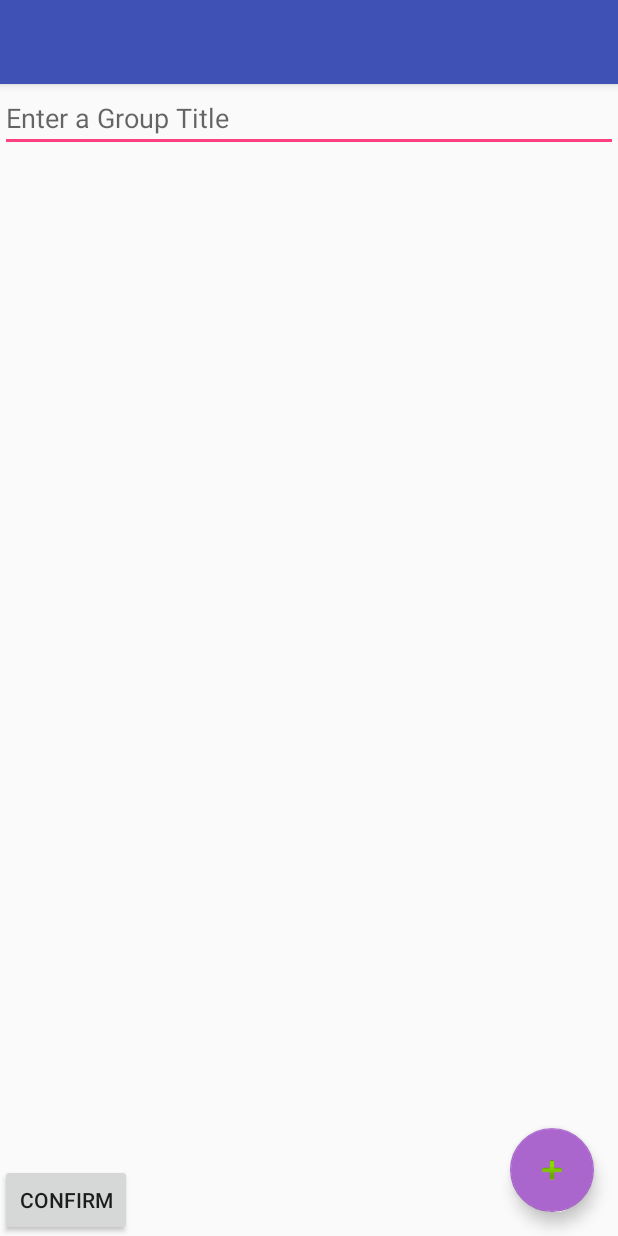
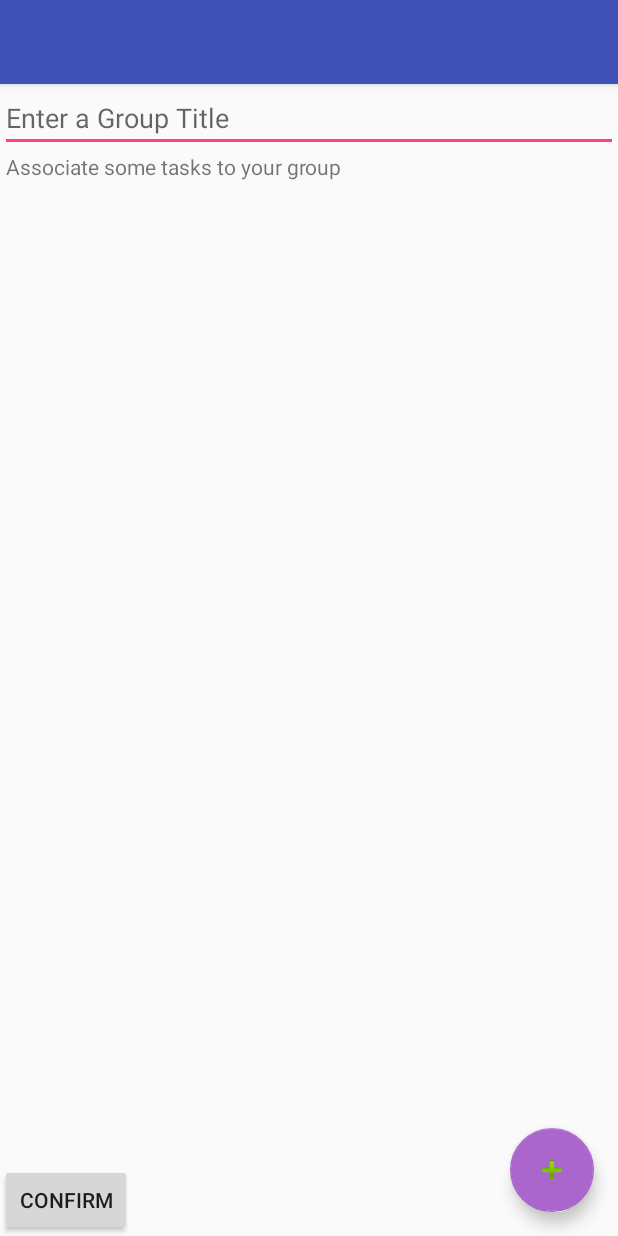
Before and after one commit to misterbee180/Test-Task, an Android app: the Details_Group screen opened directly, with no data from a screen before it, after a tap on "CONFIRM", on a phone screen of 412 x 824 dp. Run offline under Robolectric (Android 15) with nearby library versions, the phone set to English and light mode, and no system bars.

Commit message:
Added Text to Group and Fixed Confirm on Other Controls

```diff
--- a/TestTask/app/src/main/java/com/deviousindustries/testtask/Details_Group.java
+++ b/TestTask/app/src/main/java/com/deviousindustries/testtask/Details_Group.java
@@ -64,12 +64,15 @@ public class Details_Group extends AppCompatActivity {
     private void setupInitialVisibility() {
         //New Event Add - Force adding the event before the ability to add tasks is available
         if (mlngGroupId == -1){
+            findViewById(R.id.txtGroupAddReq).setVisibility(View.GONE);
             fab.setVisibility(View.GONE);
-            findViewById(R.id.lsvGroupTaskList).setVisibility(View.GONE);
         } else {
-            //No Tasks Associated with Event
             fab.setVisibility(View.VISIBLE);
-            findViewById(R.id.lsvGroupTaskList).setVisibility(View.VISIBLE);
+            if(mGroupTask.mArrayList.size() == 0){
+                findViewById(R.id.txtGroupAddReq).setVisibility(View.VISIBLE);
+            } else {
+                findViewById(R.id.txtGroupAddReq).setVisibility(View.GONE);
+            }
         }
     }
 
--- a/TestTask/app/src/main/res/layout/content_task_event.xml
+++ b/TestTask/app/src/main/res/layout/content_task_event.xml
@@ -36,6 +36,8 @@
         android:id="@+id/txtEventAddReq"
         android:layout_width="wrap_content"
         android:layout_height="wrap_content"
+        android:layout_weight="1"
+        android:layout_gravity="top"
         android:text="@string/EventAddTask"
         app:layout_constraintLeft_toLeftOf="parent"
         app:layout_constraintTop_toBottomOf="@+id/txbEventDesc" />
@@ -55,7 +57,8 @@
         android:layout_marginLeft="8dp"
         android:layout_marginBottom="8dp"
         android:onClick="confirmEventCreation"
+        android:layout_gravity="left"
         android:text="@string/Button_Confirm"
-        app:layout_constraintTop_toBottomOf="@+id/lsvEventTaskList"
+        app:layout_constraintBottom_toBottomOf="parent"
         app:layout_constraintLeft_toLeftOf="parent" />
 </LinearLayout>
--- a/TestTask/app/src/main/res/layout/content_task_group.xml
+++ b/TestTask/app/src/main/res/layout/content_task_group.xml
@@ -17,6 +17,17 @@
         android:hint="@string/TextBox_GroupTitle"
         app:layout_constraintTop_toTopOf="parent" android:inputType=""/>
 
+    <TextView
+        android:id="@+id/txtGroupAddReq"
+        android:layout_width="wrap_content"
+        android:layout_height="wrap_content"
+        android:layout_marginLeft="4dp"
+        android:text="@string/txtGroupAddReq"
+        android:layout_gravity="top"
+        android:layout_weight="1"
+        app:layout_constraintLeft_toLeftOf="parent"
+        app:layout_constraintTop_toBottomOf="@+id/txbGroupTitle" />
+
     <ListView
         android:id="@+id/lsvGroupTaskList"
         android:layout_width="match_parent"
@@ -32,8 +43,7 @@
         android:layout_height="wrap_content"
         android:onClick="ceaseGroupCreation"
         android:text="@string/Button_Confirm"
-        android:layout_gravity="bottom"
-        app:layout_constraintStart_toStartOf="parent"
-        app:layout_constraintTop_toBottomOf="@+id/lsvGroupTaskList" />
+        app:layout_constraintLeft_toLeftOf="parent"
+        app:layout_constraintBottom_toBottomOf="parent" />
 
 </LinearLayout>
--- a/TestTask/app/src/main/res/layout/content_task_longterm.xml
+++ b/TestTask/app/src/main/res/layout/content_task_longterm.xml
@@ -35,7 +35,10 @@
         android:id="@+id/txtLongTermAddReq"
         android:layout_width="wrap_content"
         android:layout_height="wrap_content"
+        android:layout_marginLeft="8dp"
         android:text="@string/LongTermAddTask"
+        android:layout_gravity="top"
+        android:layout_weight="1"
         app:layout_constraintLeft_toLeftOf="parent"
         app:layout_constraintTop_toBottomOf="@+id/txbLongTermDesc" />
 
@@ -43,6 +46,7 @@
         android:id="@+id/txtLongTermUnc"
         android:layout_width="match_parent"
         android:layout_height="wrap_content"
+        android:layout_marginLeft="4dp"
         android:text="@string/Uncomplete" />
 
     <ListView
@@ -57,6 +61,7 @@
         android:id="@+id/txtLongTermCmp"
         android:layout_width="match_parent"
         android:layout_height="wrap_content"
+        android:layout_marginLeft="4dp"
         android:text="@string/Complete" />
 
     <ListView
--- a/TestTask/app/src/main/res/values/strings.xml
+++ b/TestTask/app/src/main/res/values/strings.xml
@@ -39,7 +39,6 @@
     <string name="TextBox_Task">Enter a Task</string>
     <string name="Button_NewSession">Add New Session</string>
     <string name="TextBox_SessionTitle">Enter a Session Title</string>
-    <string name="TextBox_GroupTitle">Enter a Group Title</string>
     <string name="Button_Confirm">Confirm</string>
     <string name="Button_Cancel">Cancel</string>
     <string name="TextBox_Description">Add a Description</string>
@@ -119,6 +118,10 @@
     <!--Long Term Menu Options-->
     <string name="action_delete_longterm">Delete Long Term</string>
     <string name="action_clear_longterm">Clear Long Term</string>
+
+    <!--Group Add-->
+    <string name="txtGroupAddReq">Associate some tasks to your group</string>
+    <string name="TextBox_GroupTitle">Enter a Group Title</string>
 
     <!-- Strings related to Settings -->
     <string name="title_activity_settings">Settings</string>
```
Lines whose indentation alone changed are shown as unchanged.
